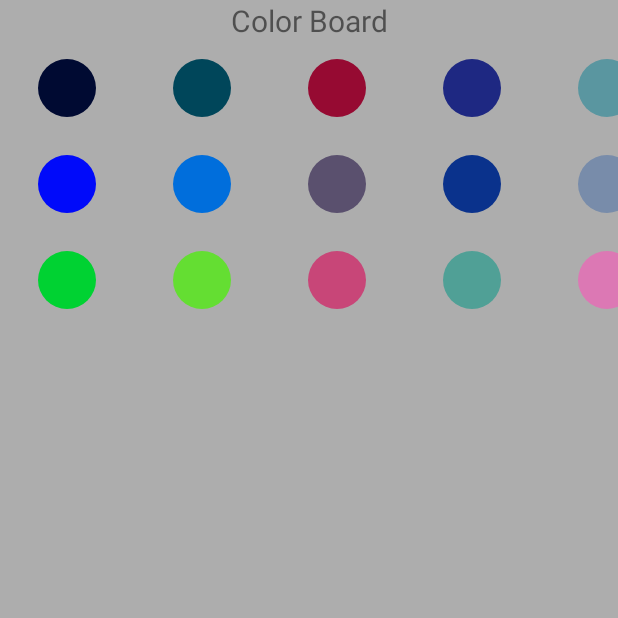
After one commit to RustFisher/aboutView, an Android app: the ColorBoardActivity screen opened directly, with no data from a screen before it, on a phone screen of 412 x 824 dp, the top half of it. The commit adds this screen. Run offline under Robolectric (Android 15) with nearby library versions, the phone set to English and light mode, and no system bars; our stand-ins replace CircleImageView.

Commit message:
add Color board

```diff
--- a/app/src/main/AndroidManifest.xml
+++ b/app/src/main/AndroidManifest.xml
@@ -84,6 +84,10 @@
         <activity
             android:name=".activity.AudioPlayerActivity"
             android:screenOrientation="portrait" />
+        <activity
+            android:name=".activity.ColorBoardActivity"
+            android:screenOrientation="portrait" />
+
     </application>
 
 </manifest>
--- a/app/src/main/java/com/rust/aboutview/MainActivity.java
+++ b/app/src/main/java/com/rust/aboutview/MainActivity.java
@@ -12,6 +12,7 @@ import android.view.View;
 
 import com.rust.AboutConstants;
 import com.rust.aboutview.activity.AudioPlayerActivity;
+import com.rust.aboutview.activity.ColorBoardActivity;
 import com.rust.aboutview.activity.FragmentCommunicationActivity;
 import com.rust.aboutview.activity.WriteFileActivity;
 import com.rust.arslan.ArslanActivity;
@@ -40,6 +41,7 @@ public class MainActivity extends AppCompatActivity {
     private static final String FRAGMENT_COMMUNITY = "fragment_community";
     private static final String WRITE_FILE = "write_file";
     private static final String AUDIO_PLAYER = "audio_player";
+    private static final String COLOR_BOARD_ACTIVITY = "color_board_act";
 
     private RecyclerView mPagesView;
 
@@ -69,6 +71,7 @@ public class MainActivity extends AppCompatActivity {
 
     private void initPageList() {
         final ArrayList<PageListAdapter.DeviceItemViewEntity> pageItemViewEntities = new ArrayList<>();
+        pageItemViewEntities.add(new PageListAdapter.DeviceItemViewEntity(COLOR_BOARD_ACTIVITY, "颜色选择板"));
         pageItemViewEntities.add(new PageListAdapter.DeviceItemViewEntity(IMAGE_PROCESSING, getString(R.string.image_process)));
         pageItemViewEntities.add(new PageListAdapter.DeviceItemViewEntity(DEVICE_INFO, getString(R.string.device_info)));
         pageItemViewEntities.add(new PageListAdapter.DeviceItemViewEntity(PULL_TO_REFRESH, getString(R.string.swipe_refresh)));
@@ -168,6 +171,10 @@ public class MainActivity extends AppCompatActivity {
                         i.setClass(getApplicationContext(), AudioPlayerActivity.class);
                         startActivity(i);
                         break;
+                    case COLOR_BOARD_ACTIVITY:
+                        i.setClass(getApplicationContext(), ColorBoardActivity.class);
+                        startActivity(i);
+                        break;
                     default:
                         break;
                 }
--- /dev/null
+++ b/app/src/main/java/com/rust/aboutview/activity/ColorBoardActivity.java
@@ -0,0 +1,69 @@
+package com.rust.aboutview.activity;
+
+import android.app.Activity;
+import android.graphics.Color;
+import android.os.Bundle;
+import android.support.v7.widget.GridLayoutManager;
+import android.support.v7.widget.LinearLayoutManager;
+import android.support.v7.widget.RecyclerView;
+import android.util.Log;
+import android.view.View;
+
+import com.rust.aboutview.R;
+import com.rust.aboutview.view.ColorBoardListAdapter;
+
+import java.util.ArrayList;
+
+public class ColorBoardActivity extends Activity {
+    private static final String TAG = ColorBoardActivity.class.getSimpleName();
+    private RecyclerView mColorBoard;
+
+    @Override
+    protected void onCreate(Bundle savedInstanceState) {
+        super.onCreate(savedInstanceState);
+        setContentView(R.layout.activity_color_board);
+        mColorBoard = (RecyclerView) findViewById(R.id.color_board_r_view);
+        initColorBoard();
+    }
+
+    private void initColorBoard() {
+        final ArrayList<ColorBoardListAdapter.ColorItemViewEntity> colorItemEntities = new ArrayList<>();
+        colorItemEntities.add(new ColorBoardListAdapter.ColorItemViewEntity(1, Color.rgb(0, 10, 50)));
+        colorItemEntities.add(new ColorBoardListAdapter.ColorItemViewEntity(2, Color.rgb(0, 10, 250)));
+        colorItemEntities.add(new ColorBoardListAdapter.ColorItemViewEntity(3, Color.rgb(0, 210, 50)));
+        colorItemEntities.add(new ColorBoardListAdapter.ColorItemViewEntity(4, Color.rgb(0, 70, 90)));
+        colorItemEntities.add(new ColorBoardListAdapter.ColorItemViewEntity(5, Color.rgb(0, 110, 220)));
+        colorItemEntities.add(new ColorBoardListAdapter.ColorItemViewEntity(6, Color.rgb(100, 222, 50)));
+        colorItemEntities.add(new ColorBoardListAdapter.ColorItemViewEntity(7, Color.rgb(150, 10, 50)));
+        colorItemEntities.add(new ColorBoardListAdapter.ColorItemViewEntity(8, Color.rgb(90, 80, 110)));
+        colorItemEntities.add(new ColorBoardListAdapter.ColorItemViewEntity(9, Color.rgb(200, 70, 120)));
+        colorItemEntities.add(new ColorBoardListAdapter.ColorItemViewEntity(10, Color.rgb(30, 40, 130)));
+        colorItemEntities.add(new ColorBoardListAdapter.ColorItemViewEntity(11, Color.rgb(10, 50, 140)));
+        colorItemEntities.add(new ColorBoardListAdapter.ColorItemViewEntity(12, Color.rgb(80, 160, 150)));
+        colorItemEntities.add(new ColorBoardListAdapter.ColorItemViewEntity(13, Color.rgb(90, 150, 160)));
+        colorItemEntities.add(new ColorBoardListAdapter.ColorItemViewEntity(14, Color.rgb(120, 140, 170)));
+        colorItemEntities.add(new ColorBoardListAdapter.ColorItemViewEntity(15, Color.rgb(220, 120, 180)));
+        colorItemEntities.add(new ColorBoardListAdapter.ColorItemViewEntity(16, Color.rgb(170, 100, 190)));
+        GridLayoutManager gridLayoutManager = new GridLayoutManager(this, 3);
+        gridLayoutManager.setOrientation(LinearLayoutManager.HORIZONTAL);
+        mColorBoard.setLayoutManager(gridLayoutManager);
+        final ColorBoardListAdapter ColorBoardListAdapter = new ColorBoardListAdapter(colorItemEntities);
+        ColorBoardListAdapter.setOnItemClickListener(new ColorBoardListAdapter.OnItemClickListener() {
+            @Override
+            public void onItemClick(View view, int position) {
+                int clickID = colorItemEntities.get(position).id;
+                int color = colorItemEntities.get(position).color;
+                ColorBoardListAdapter.setSelectedPosition(position);
+                Log.d(TAG, "onItemClick: " + clickID + ";  color = " + color);
+            }
+
+            @Override
+            public void onItemLongClick(View view, int position) {
+
+            }
+        });
+        mColorBoard.setAdapter(ColorBoardListAdapter);
+    }
+
+
+}
--- /dev/null
+++ b/app/src/main/java/com/rust/aboutview/view/CircleImageView.java
@@ -0,0 +1,70 @@
+package com.rust.aboutview.view;
+
+import android.content.Context;
+import android.content.res.Resources;
+import android.content.res.TypedArray;
+import android.graphics.Canvas;
+import android.graphics.Color;
+import android.graphics.Paint;
+import android.util.AttributeSet;
+import android.util.TypedValue;
+import android.widget.ImageView;
+
+import com.rust.aboutview.R;
+
+/**
+ * A little circle who can add a background color.
+ */
+public class CircleImageView extends ImageView {
+
+    private int mRadius;
+    private boolean mSelected = false;
+    int mColor = Color.BLACK;
+    Paint mPaint = new Paint();
+
+    public CircleImageView(Context context) {
+        this(context, null);
+    }
+
+    public CircleImageView(Context context, AttributeSet attrs) {
+        this(context, attrs, 0);
+    }
+
+    public CircleImageView(Context context, AttributeSet attrs, int defStyleAttr) {
+        super(context, attrs, defStyleAttr);
+        TypedArray a = context.obtainStyledAttributes(attrs, R.styleable.CircleImageView, defStyleAttr, 0);
+        mRadius = a.getDimensionPixelSize(R.styleable.CircleImageView_CIVCircleRadius, dpToPx(12, getResources()));
+        a.recycle();
+    }
+
+    public void setColor(int color) {
+        this.mColor = color;
+        invalidate();
+    }
+
+    @Override
+    protected void onDraw(Canvas canvas) {
+        super.onDraw(canvas);
+        mPaint.setAntiAlias(true);
+        mPaint.setStyle(Paint.Style.FILL);
+        mPaint.setStrokeWidth(1.5f);
+        if (mSelected) {
+            mPaint.setColor(Color.WHITE);
+            canvas.drawCircle(getWidth() / 2, getHeight() / 2, mRadius, mPaint);
+        }
+        mPaint.setColor(mColor);
+        canvas.drawCircle(getWidth() / 2, getHeight() / 2, mRadius - 10, mPaint);
+    }
+
+    @Override
+    public void setSelected(boolean selected) {
+        mSelected = selected;
+        super.setSelected(selected);
+        invalidate();
+    }
+
+    public static int dpToPx(int dp, Resources resources) {
+        return (int) TypedValue.applyDimension(TypedValue.COMPLEX_UNIT_DIP, dp, resources.getDisplayMetrics());
+    }
+
+}
--- /dev/null
+++ b/app/src/main/java/com/rust/aboutview/view/ColorBoardListAdapter.java
@@ -0,0 +1,101 @@
+package com.rust.aboutview.view;
+
+import android.support.v7.widget.RecyclerView;
+import android.view.LayoutInflater;
+import android.view.View;
+import android.view.ViewGroup;
+
+import com.rust.aboutview.R;
+
+import java.util.ArrayList;
+
+/**
+ * Adapter for showing color list
+ */
+public class ColorBoardListAdapter extends RecyclerView.Adapter<ColorBoardListAdapter.ViewHolder> {
+
+    private ArrayList<ColorItemViewEntity> mDataList;
+    private int mSelectedPosition = -1;
+
+    public interface OnItemClickListener {
+        void onItemClick(View view, int position);
+
+        void onItemLongClick(View view, int position);
+    }
+
+    private OnItemClickListener mOnItemClickListener;// Set this listener to item view
+
+    public void setOnItemClickListener(OnItemClickListener l) {
+        this.mOnItemClickListener = l;
+    }
+
+    public void setSelectedPosition(int position) {
+        this.mSelectedPosition = position;
+        notifyDataSetChanged();
+        notifyItemChanged(position);
+    }
+
+    // Provide a reference to the views for each data item
+    // Complex data items may need more than one view per item, and
+    // you provide access to all the views for a data item in a view holder
+    public static class ViewHolder extends RecyclerView.ViewHolder {
+        public CircleImageView mImageView;
+
+        public ViewHolder(View view) {
+            super(view);
+        }
+    }
+
+    public static class ColorItemViewEntity {
+        public int color;
+        public int id;
+
+        public ColorItemViewEntity(int ID, int color) {
+            this.id = ID;
+            this.color = color;
+        }
+    }
+
+    // Provide a suitable constructor (depends on the kind of data set)
+    public ColorBoardListAdapter(ArrayList<ColorItemViewEntity> deviceItemViewEntities) {
+        mDataList = deviceItemViewEntities;
+    }
+
+    // Create new views (invoked by the layout manager)
+    @Override
+    public ColorBoardListAdapter.ViewHolder onCreateViewHolder(ViewGroup parent, int viewType) {
+        // create a new view
+        View v = LayoutInflater.from(parent.getContext()).inflate(R.layout.color_item_view, parent, false);
+        ViewHolder vh = new ViewHolder(v);
+        vh.mImageView = (CircleImageView) v.findViewById(R.id.color_item_image_view);
+        return vh;
+    }
+
+    // Replace the contents of a view (invoked by the layout manager)
+    @Override
+    public void onBindViewHolder(ViewHolder holder, final int position) {
+        holder.mImageView.setColor(mDataList.get(position).color);
+        holder.mImageView.setSelected(mSelectedPosition == position);
+        if (mOnItemClickListener != null) {
+            holder.mImageView.setOnClickListener(new View.OnClickListener() {
+                @Override
+                public void onClick(View v) {
+                    mOnItemClickListener.onItemClick(v, position);
+                }
+            });
+            holder.mImageView.setOnLongClickListener(new View.OnLongClickListener() {
+                @Override
+                public boolean onLongClick(View v) {
+                    mOnItemClickListener.onItemLongClick(v, position);
+                    return true;
+                }
+            });
+        }
+    }
+
+    // Return the size of your data set (invoked by the layout manager)
+    @Override
+    public int getItemCount() {
+        return mDataList.size();
+    }
+}
--- /dev/null
+++ b/app/src/main/res/layout/activity_color_board.xml
@@ -0,0 +1,20 @@
+<?xml version="1.0" encoding="utf-8"?>
+<LinearLayout xmlns:android="http://schemas.android.com/apk/res/android"
+    android:layout_width="match_parent"
+    android:layout_height="match_parent"
+    android:background="@color/colorGray10"
+    android:orientation="vertical">
+
+    <TextView
+        android:layout_width="match_parent"
+        android:layout_height="wrap_content"
+        android:text="Color Board"
+        android:textAlignment="center"
+        android:textSize="20sp" />
+
+    <android.support.v7.widget.RecyclerView
+        android:id="@+id/color_board_r_view"
+        android:layout_width="match_parent"
+        android:layout_height="wrap_content" />
+
+</LinearLayout>
--- /dev/null
+++ b/app/src/main/res/layout/color_item_view.xml
@@ -0,0 +1,14 @@
+<?xml version="1.0" encoding="utf-8"?>
+<RelativeLayout xmlns:android="http://schemas.android.com/apk/res/android"
+    xmlns:app="http://schemas.android.com/apk/res-auto"
+    android:layout_width="90dp"
+    android:layout_height="64dp">
+
+    <com.rust.aboutview.view.CircleImageView
+        android:id="@+id/color_item_image_view"
+        android:layout_width="54dp"
+        android:layout_height="54dp"
+        android:layout_centerInParent="true"
+        app:CIVCircleRadius="26dp" />
+
+</RelativeLayout>
--- a/app/src/main/res/values/attr.xml
+++ b/app/src/main/res/values/attr.xml
@@ -6,4 +6,8 @@
         <attr name="ovalRight" format="dimension" />
         <attr name="ovalBottom" format="dimension" />
     </declare-styleable>
+
+    <declare-styleable name="CircleImageView">
+        <attr name="CIVCircleRadius" format="dimension" /> <!-- radius of inner circle -->
+    </declare-styleable>
 </resources>
```
